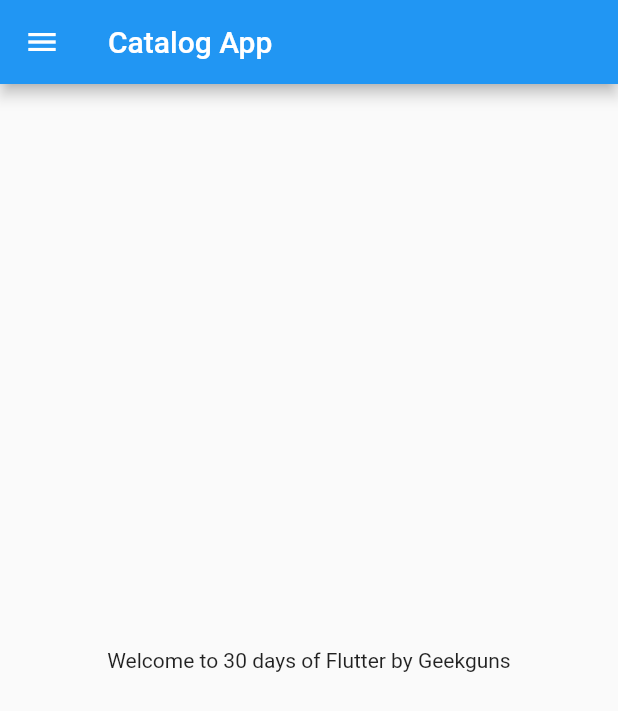
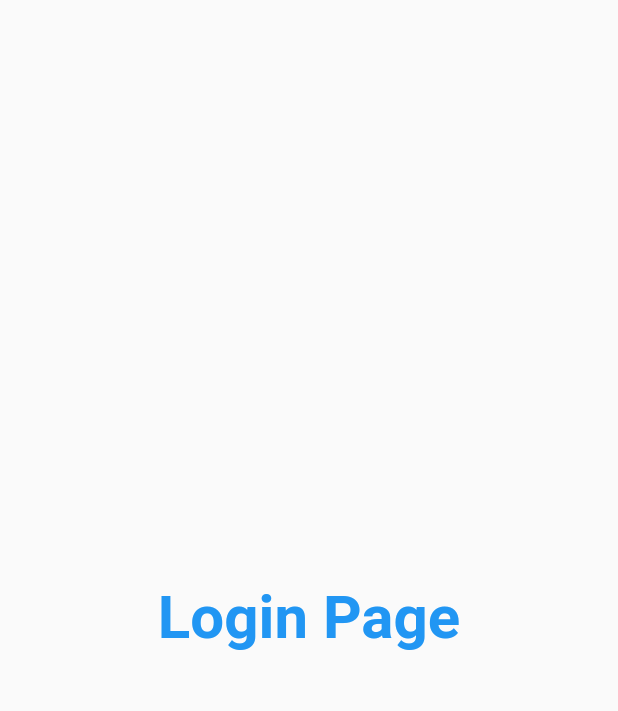
Before and after one commit to anupgupta-arg/7DaysOfFlutter, a Flutter app: the screen it shows after launch, on a phone screen of 412 x 824 dp. Shown: the top 711 px of the screen. Run offline on Flutter 3.47's test engine with Material 2 defaults, Android fonts, the phone set to English and light mode, and no system bars.

Commit message:
day 3 done

```diff
--- /dev/null
+++ b/lib/login_page.dart
@@ -0,0 +1,21 @@
+import 'package:flutter/material.dart';
+
+class LoginPage extends StatelessWidget {
+  const LoginPage({Key? key}) : super(key: key);
+
+  @override
+  Widget build(BuildContext context) {
+    return const Material(
+      child: Center(
+        child: Text(
+          "Login Page",
+          style: TextStyle(
+            fontSize: 40,
+            color: Colors.blue,
+            fontWeight: FontWeight.bold,
+          ),
+        ),
+      ),
+    );
+  }
+}
--- a/lib/main.dart
+++ b/lib/main.dart
@@ -1,3 +1,5 @@
+import 'package:catalog/login_page.dart';
+
 import './home_page.dart';
 import 'package:flutter/material.dart';
 
@@ -12,7 +14,18 @@ class MyApp extends StatelessWidget {
   @override
   Widget build(BuildContext context) {
     return MaterialApp(
-      home: HomePage(),
+      //home: HomePage(),
+      themeMode: ThemeMode.light,
+      theme: ThemeData(
+        primarySwatch: Colors.deepPurple,
+      ),
+      darkTheme: ThemeData(
+        brightness: Brightness.dark,
+      ),
+      routes: {
+        "/": (context) => LoginPage(),
+        "/login": (context) => HomePage(),
+      },
     );
   }
 }
```
